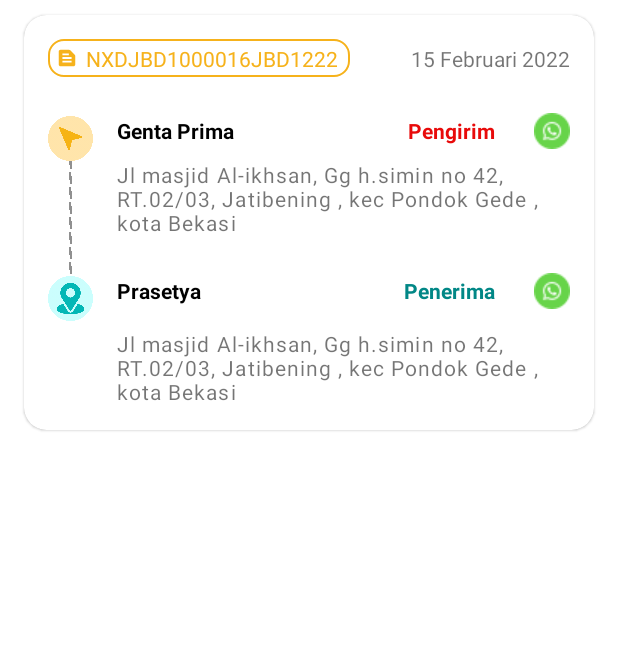
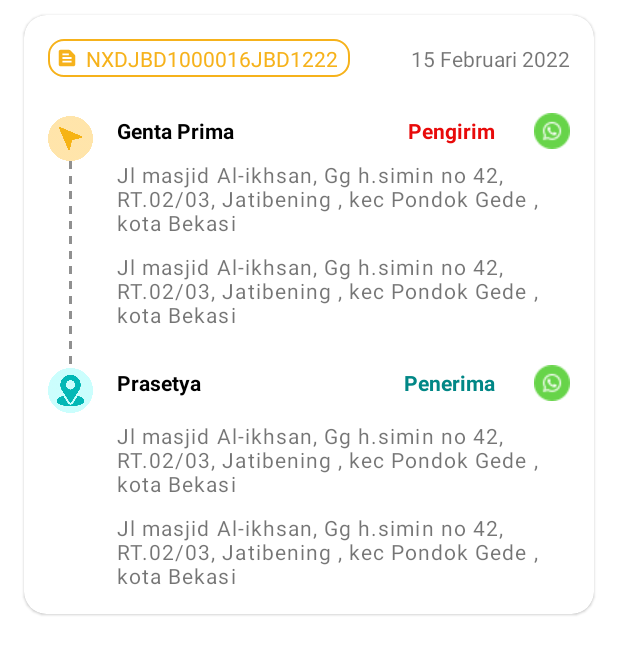
Before and after one commit to solehfuddin/pexexpress, an Android app: the layout card_pu.xml on its own in the app's theme, with its tools: preview values and no code run, on a phone screen of 412 x 824 dp. Shown: the top 655 px of the screen. Run offline under Robolectric (Android 15) with nearby library versions, the phone set to English and light mode, and no system bars.

Commit message:
Penambahan patokan dan bugs selected tarif

```diff
--- a/app/src/main/java/com/pex/pex_courier/adapter/RecyclerViewAdapter.kt
+++ b/app/src/main/java/com/pex/pex_courier/adapter/RecyclerViewAdapter.kt
@@ -33,10 +33,14 @@ class RecyclerViewAdapter(val context : Context,val activity: Activity): Recycle
     }
     override fun onBindViewHolder(holder: ViewHolder, position: Int) {
         val data = listData[position]
+        val patokanPengirim = "Patokan : " + data.alamatpengirim
+        val patokanPenerima = "Patokan : " + data.alamatpenerima
         holder.tvReceiver!!.text = data.namapenerima
         holder.tvSender.text = data.namapengirim
         holder.tvAddressSender.text = data.gkecamatanpengirim
+        holder.tvPatokanSender.text = patokanPengirim
         holder.tvAddressReceiver.text = data.gkecamatanpenerima
+        holder.tvPatokanReceiver.text = patokanPenerima
         holder.tvResi.text = data.nomortracking
         holder.tvDate.text = data.tanggalpenugasanpickup
 
@@ -91,7 +95,9 @@ class RecyclerViewAdapter(val context : Context,val activity: Activity): Recycle
         val tvSender : TextView = itemView!!.findViewById(R.id.tv_sender)
         val tvResi : TextView = itemView!!.findViewById(R.id.tv_time)
         val tvAddressReceiver : TextView = itemView!!.findViewById(R.id.tv_address_receiver)
+        val tvPatokanReceiver : TextView = itemView!!.findViewById(R.id.tv_patokan_receiver)
         val tvAddressSender : TextView = itemView!!.findViewById(R.id.tv_address_sender)
+        val tvPatokanSender : TextView = itemView!!.findViewById(R.id.tv_patokan_sender)
         val tvDate : TextView = itemView!!.findViewById(R.id.tv_date)
         val cardView : CardView = itemView!!.findViewById(R.id.card_view)
         val btnWaSender : ImageView = itemView!!.findViewById(R.id.btnWaSender)
--- a/app/src/main/res/layout/activity_detail_pick_up2.xml
+++ b/app/src/main/res/layout/activity_detail_pick_up2.xml
@@ -159,6 +159,7 @@
             android:layout_height="35dp"
             android:layout_marginTop="@dimen/margin_activity"
             android:src="@drawable/dollar"
+            android:visibility="gone"
             app:layout_constraintStart_toStartOf="@+id/imageView9"
             app:layout_constraintTop_toBottomOf="@+id/imageView9" />
 
@@ -171,6 +172,7 @@
             android:textColor="@color/black"
             android:textSize="16sp"
             android:textStyle="bold"
+            android:visibility="gone"
             app:layout_constraintBottom_toBottomOf="@+id/imageView12"
             app:layout_constraintStart_toEndOf="@+id/imageView12"
             app:layout_constraintTop_toTopOf="@+id/imageView12"
--- a/app/src/main/res/layout/card_pu.xml
+++ b/app/src/main/res/layout/card_pu.xml
@@ -120,6 +120,19 @@
             app:layout_constraintStart_toStartOf="parent"
             app:layout_constraintTop_toBottomOf="@+id/tv_sender" />
 
+        <TextView
+            android:id="@+id/tv_patokan_sender"
+            android:layout_width="match_parent"
+            android:layout_height="wrap_content"
+            android:layout_marginStart="62dp"
+            android:layout_marginTop="10dp"
+            android:layout_marginEnd="@dimen/margin_small"
+            android:letterSpacing="0.05"
+            android:text="@string/alamat"
+            app:layout_constraintEnd_toEndOf="parent"
+            app:layout_constraintStart_toStartOf="parent"
+            app:layout_constraintTop_toBottomOf="@+id/tv_address_sender" />
+
         <ImageView
             android:id="@+id/imageView7"
             android:layout_width="30dp"
@@ -128,7 +141,7 @@
             android:layout_marginTop="@dimen/margin_activity"
             android:src="@drawable/location"
             app:layout_constraintStart_toStartOf="parent"
-            app:layout_constraintTop_toBottomOf="@+id/tv_address_sender" />
+            app:layout_constraintTop_toBottomOf="@+id/tv_patokan_sender" />
 
         <ImageView
             android:layout_width="2dp"
@@ -185,6 +198,20 @@
             android:layout_marginStart="62dp"
             android:layout_marginTop="@dimen/margin_small"
             android:letterSpacing="0.05"
+            />
+
+        <TextView
+            android:id="@+id/tv_patokan_receiver"
+            android:layout_width="match_parent"
+            android:layout_height="wrap_content"
+            android:text="@string/alamat"
+            app:layout_constraintEnd_toEndOf="@+id/textView12"
+            app:layout_constraintStart_toStartOf="parent"
+            app:layout_constraintTop_toBottomOf="@+id/tv_address_receiver"
+            android:layout_marginEnd="@dimen/margin_small"
+            android:layout_marginStart="62dp"
+            android:layout_marginTop="10dp"
+            android:letterSpacing="0.05"
             android:paddingBottom="@dimen/margin_small"
             />
 
```
Also changed, not shown: app/src/main/java/com/pex/pex_courier/ui/pick_up/DetaiRequestlPickUpActivity.kt (+9 -3 lines).
